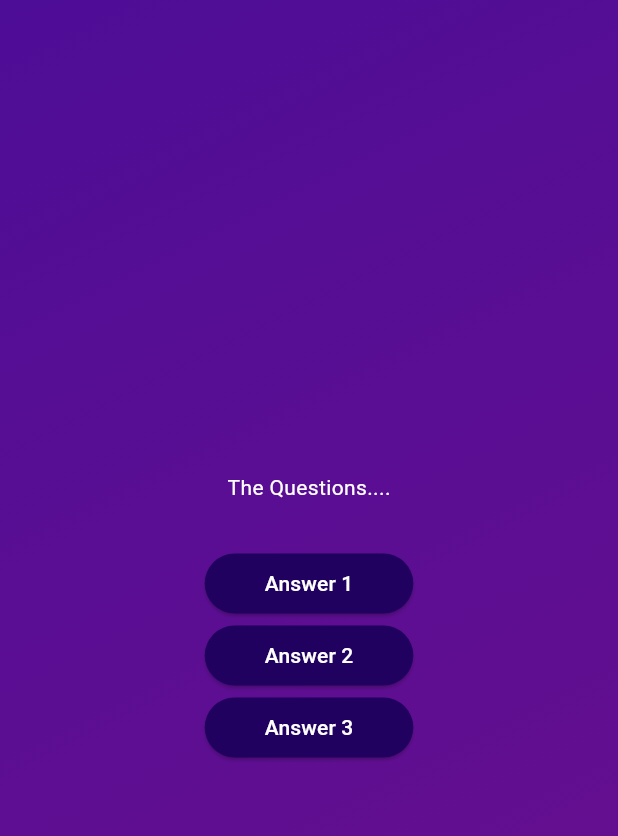
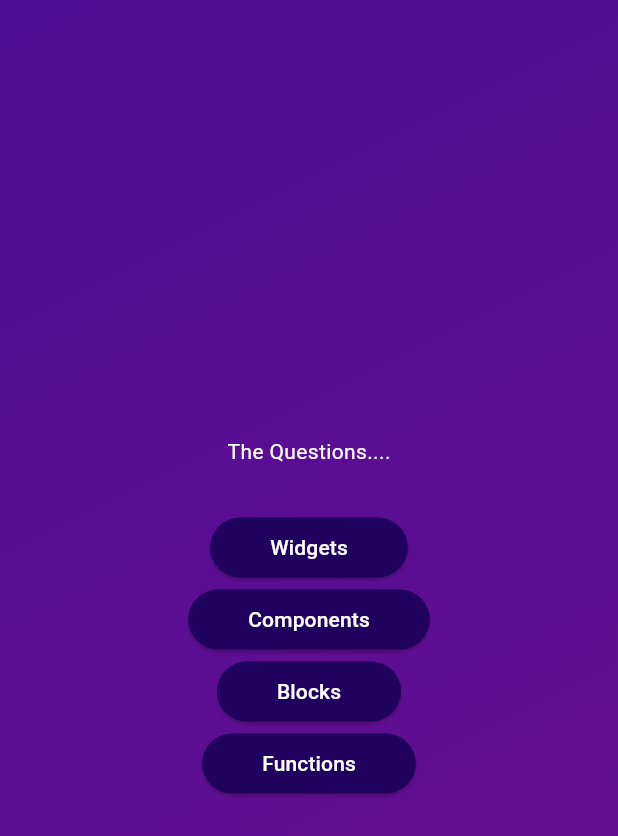
Before and after one commit to Desmond235/QuizApp, a Flutter app: the screen it shows after launch, after a tap on "Start Quiz", on a phone screen of 412 x 824 dp. Shown: the top 836 px of the screen. Run offline on Flutter 3.47's test engine with Material 2 defaults, Android fonts, the phone set to English and light mode, and no system bars.

Commit message:
committing modified file

```diff
--- a/lib/quiz_screen.dart
+++ b/lib/quiz_screen.dart
@@ -1,5 +1,6 @@
 import 'package:flutter/material.dart';
 import 'package:quiz_app/answer_button.dart';
+import 'package:quiz_app/data/questions.dart';
 
 class QuizScreen extends StatefulWidget {
   const QuizScreen({super.key});
@@ -11,6 +12,7 @@ class QuizScreen extends StatefulWidget {
 class _QuizScreenState extends State<QuizScreen> {
   @override
   Widget build(context) {
+    final currentQuestion = questions[0];
     return SizedBox(
       width: double.infinity,
       child: Column(
@@ -23,18 +25,13 @@ class _QuizScreenState extends State<QuizScreen> {
             ),
           ),
           const SizedBox(height: 30),
-          AnswerButton(
-            answerText: 'Answer 1',
-            onTap: () {},
-          ),
-          AnswerButton(
-            answerText: 'Answer 2',
-            onTap: () {},
-          ),
-          AnswerButton(
-            answerText: 'Answer 3',
-            onTap: () {},
-          ),
+
+          ...currentQuestion.answer.map((answer) {
+            return AnswerButton(
+              answerText: answer,
+              onTap: () {},
+            );
+          }),
         ],
       ),
     );
```
